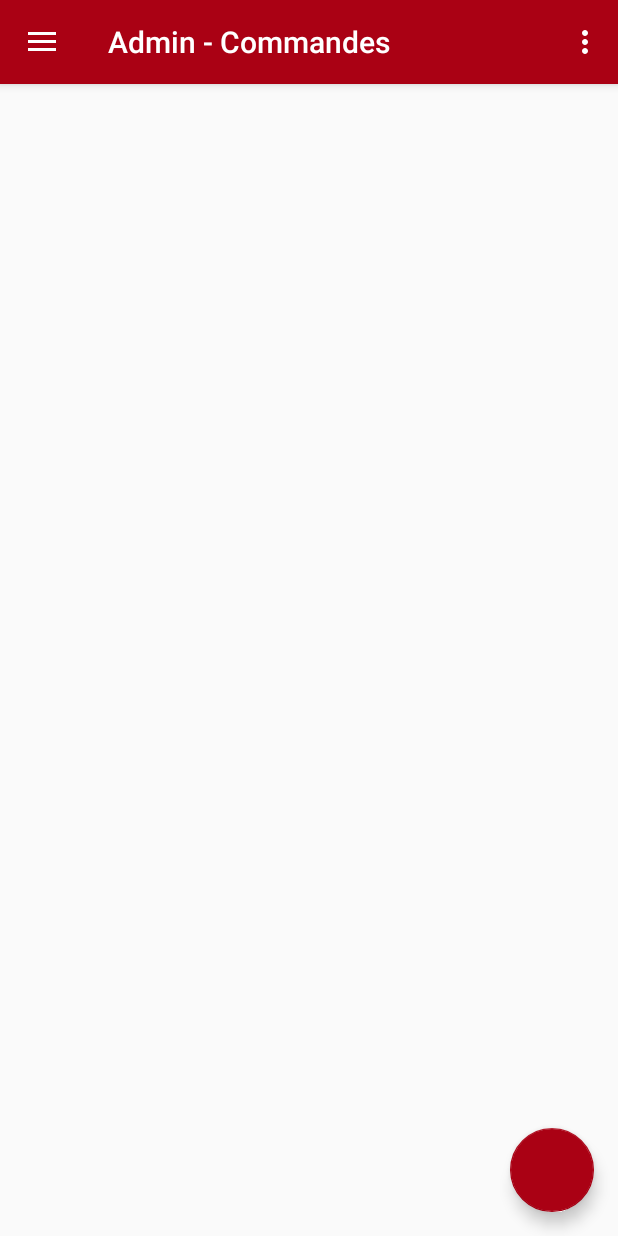
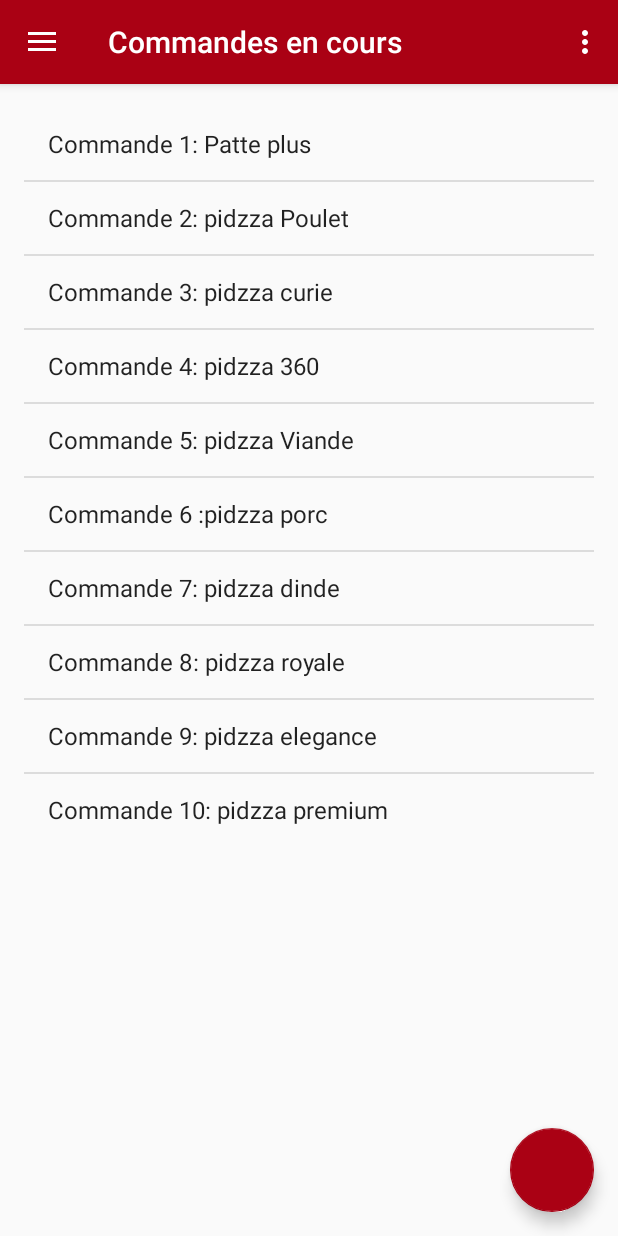
Before and after one commit to Nairolf92/Olivraison, an Android app: the Index screen opened directly, with no data from a screen before it, on a phone screen of 412 x 824 dp. Run offline under Robolectric (Android 15) with nearby library versions, the phone set to English and light mode, and no system bars.

Commit message:
mise a jour l'activité Admin
j’ai rajouté le logo et aussi du code a l’activité admin

```diff
--- a/Olivraison/app/src/main/java/projet/olivraison/Index.java
+++ b/Olivraison/app/src/main/java/projet/olivraison/Index.java
@@ -12,9 +12,18 @@ import android.support.v7.app.AppCompatActivity;
 import android.support.v7.widget.Toolbar;
 import android.view.Menu;
 import android.view.MenuItem;
+import android.view.*;
+import android.widget.ArrayAdapter;
+import android.widget.ListView;
 
-public class Index extends AppCompatActivity
-        implements NavigationView.OnNavigationItemSelectedListener {
+public class Index extends AppCompatActivity implements NavigationView.OnNavigationItemSelectedListener {
+
+    // creation de liste des commande en cours
+    ListView listCommandeCours;
+    String[] commandes = new String[]{
+            "Commande 1: Patte plus", "Commande 2: pidzza Poulet", "Commande 3: pidzza curie", "Commande 4: pidzza 360", "Commande 5: pidzza Viande",
+            "Commande 6 :pidzza porc", "Commande 7: pidzza dinde", "Commande 8: pidzza royale", "Commande 9: pidzza elegance", "Commande 10: pidzza premium"
+    };
 
     @Override
     protected void onCreate(Bundle savedInstanceState) {
@@ -23,11 +32,18 @@ public class Index extends AppCompatActivity
         Toolbar toolbar = (Toolbar) findViewById(R.id.toolbar);
         setSupportActionBar(toolbar);
 
+
+        listCommandeCours = (ListView) findViewById(R.id.listViewCommandeCours);
+        ArrayAdapter<String> adapter = new ArrayAdapter<String>(Index.this,
+                android.R.layout.simple_list_item_1, commandes);
+        listCommandeCours.setAdapter(adapter);
+
+
         FloatingActionButton fab = (FloatingActionButton) findViewById(R.id.fab);
         fab.setOnClickListener(new View.OnClickListener() {
             @Override
             public void onClick(View view) {
-                Snackbar.make(view, "Replace with your own action", Snackbar.LENGTH_LONG)
+                Snackbar.make(view, "Activiter d'ajout de commande a creer", Snackbar.LENGTH_LONG)
                         .setAction("Action", null).show();
             }
         });
--- a/Olivraison/app/src/main/res/layout/activity_index.xml
+++ b/Olivraison/app/src/main/res/layout/activity_index.xml
@@ -13,6 +13,8 @@
         android:layout_width="match_parent"
         android:layout_height="match_parent" />
 
+
+
     <android.support.design.widget.NavigationView
         android:id="@+id/nav_view"
         android:layout_width="wrap_content"
@@ -22,4 +24,5 @@
         app:headerLayout="@layout/nav_header_index"
         app:menu="@menu/activity_index_drawer" />
 
+
 </android.support.v4.widget.DrawerLayout>
--- a/Olivraison/app/src/main/res/layout/content_index.xml
+++ b/Olivraison/app/src/main/res/layout/content_index.xml
@@ -13,4 +13,10 @@
     tools:context="projet.olivraison.Index"
     tools:showIn="@layout/app_bar_index">
 
+
+    <ListView
+        android:id="@+id/listViewCommandeCours"
+        android:layout_width="wrap_content"
+        android:layout_height="wrap_content" />
+
 </RelativeLayout>
--- a/Olivraison/app/src/main/res/menu/activity_index_drawer.xml
+++ b/Olivraison/app/src/main/res/menu/activity_index_drawer.xml
@@ -1,7 +1,7 @@
 <?xml version="1.0" encoding="utf-8"?>
 <menu xmlns:android="http://schemas.android.com/apk/res/android">
 
-    <item android:title="Commandes">
+    <item android:title="single">
 
         <item
             android:id="@+id/nav_livraison_cours"
@@ -23,12 +23,12 @@
         <item
             android:id="@+id/nav_liste_livreur"
             android:icon="@drawable/ic_menu_slideshow"
-            android:title="@string/Liste_commandes_cours" />
+            android:title="Liste des livreurs" />
 
         <item
             android:id="@+id/nav_ajout_livreur"
             android:icon="@drawable/ic_menu_gallery"
-            android:title="@string/Ajouter_commande" />
+            android:title="Ajouter un livreur" />
         </menu>
     </item>
 
--- a/Olivraison/app/src/main/res/values/strings.xml
+++ b/Olivraison/app/src/main/res/values/strings.xml
@@ -32,7 +32,7 @@
         completions."
     </string>
     <string name="title_activity_admin">Admin</string>
-    <string name="title_activity_index">Admin - Commandes</string>
+    <string name="title_activity_index">Commandes en cours</string>
 
     <string name="action_add">+</string>
 </resources>
```
Also changed, not shown: Olivraison/app/src/main/res/layout/activity_login.xml (+26 -18 lines), Olivraison/app/src/main/res/mipmap-hdpi/logo.png (added).
